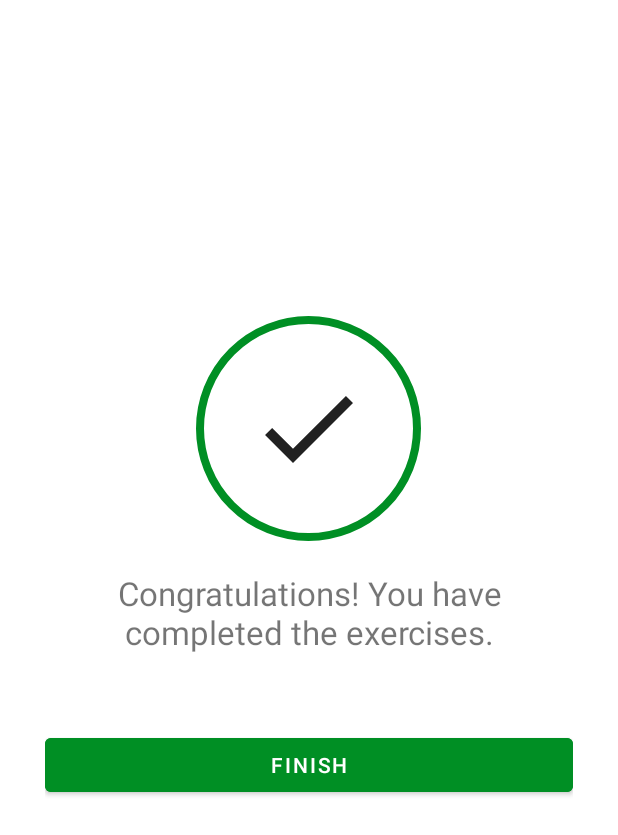
After one commit to sinhabiswajit/7MinuteWorkout, an Android app: the FinishActivity screen opened directly, with no data from a screen before it, on a phone screen of 412 x 824 dp. The commit adds this screen. Shown: the top 835 px of the screen. Run offline under Robolectric (Android 15) with nearby library versions, the phone set to English and light mode, and no system bars.

Commit message:
Added finish activity

```diff
--- /dev/null
+++ b/app/src/main/java/com/biswa/a7minuteworkout/FinishActivity.kt
@@ -0,0 +1,26 @@
+package com.biswa.a7minuteworkout
+
+import android.content.Intent
+import androidx.appcompat.app.AppCompatActivity
+import android.os.Bundle
+import com.biswa.a7minuteworkout.databinding.ActivityFinishBinding
+
+class FinishActivity : AppCompatActivity() {
+
+    private var binding : ActivityFinishBinding? = null
+    override fun onCreate(savedInstanceState: Bundle?) {
+        super.onCreate(savedInstanceState)
+        binding = ActivityFinishBinding.inflate(layoutInflater)
+        setContentView(binding?.root)
+
+        binding?.btnFinish?.setOnClickListener {
+            startActivity(Intent(this@FinishActivity, MainActivity::class.java))
+            finish()
+        }
+    }
+
+    override fun onDestroy() {
+        super.onDestroy()
+        binding = null
+    }
+}
--- /dev/null
+++ b/app/src/main/res/drawable/ic_vector_checkmark.xml
@@ -0,0 +1,5 @@
+<vector android:height="24dp" android:tint="#212121"
+    android:viewportHeight="24" android:viewportWidth="24"
+    android:width="24dp" xmlns:android="http://schemas.android.com/apk/res/android">
+    <path android:fillColor="@android:color/white" android:pathData="M9,16.17L4.83,12l-1.42,1.41L9,19 21,7l-1.41,-1.41z"/>
+</vector>
--- /dev/null
+++ b/app/src/main/res/layout/activity_finish.xml
@@ -0,0 +1,64 @@
+<?xml version="1.0" encoding="utf-8"?>
+<androidx.constraintlayout.widget.ConstraintLayout xmlns:android="http://schemas.android.com/apk/res/android"
+    xmlns:app="http://schemas.android.com/apk/res-auto"
+    xmlns:tools="http://schemas.android.com/tools"
+    android:layout_width="match_parent"
+    android:layout_height="match_parent"
+    android:padding="30dp"
+    tools:context=".FinishActivity">
+
+    <FrameLayout
+        android:id="@+id/fl_completed"
+        android:layout_width="150dp"
+        android:layout_height="150dp"
+        android:background="@drawable/item_circular_circle_accent_border"
+        app:layout_constraintBottom_toBottomOf="parent"
+        app:layout_constraintEnd_toEndOf="parent"
+        app:layout_constraintHorizontal_bias="0.498"
+        app:layout_constraintStart_toStartOf="parent"
+        app:layout_constraintTop_toTopOf="parent"
+        app:layout_constraintVertical_bias="0.294">
+
+        <ImageView
+            android:layout_width="80dp"
+            android:layout_height="80dp"
+            android:layout_gravity="center"
+            android:contentDescription="@string/image"
+            android:src="@drawable/ic_vector_checkmark" />
+
+    </FrameLayout>
+
+    <TextView
+        android:id="@+id/tvFinish"
+        android:layout_width="match_parent"
+        android:layout_height="wrap_content"
+        android:layout_marginTop="20dp"
+        android:text="Congratulations! You have completed the exercises."
+        android:textStyle="normal"
+        android:textSize="22sp"
+        android:gravity="center_horizontal|center_vertical"
+        app:layout_constraintTop_toBottomOf="@id/fl_completed"
+        app:layout_constraintStart_toStartOf="parent"
+        app:layout_constraintEnd_toEndOf="parent"
+
+        />
+
+    <Button
+        android:id="@+id/btn_finish"
+        android:layout_width="match_parent"
+        android:layout_height="wrap_content"
+        android:layout_marginTop="50dp"
+        android:backgroundTint="@color/color_accent"
+        android:text="Finish"
+        android:textColor="@color/white"
+        app:layout_constraintTop_toBottomOf="@id/tvFinish"
+        app:layout_constraintStart_toStartOf="parent"
+        app:layout_constraintEnd_toEndOf="parent"
+
+
+        />
+
+
+
+
+</androidx.constraintlayout.widget.ConstraintLayout>
--- a/app/src/main/res/layout/item_exercise_status.xml
+++ b/app/src/main/res/layout/item_exercise_status.xml
@@ -6,7 +6,7 @@
     android:layout_height="25dp"
     android:layout_width="25dp"
     android:layout_margin="1dp"
-    android:background="@drawable/item_cicular_color_grey_background"
+    android:background="@drawable/item_circular_color_grey_background"
     android:gravity="center"
     android:padding="3dp"
     android:textColor="#212121"
```
Also changed, not shown: app/src/main/AndroidManifest.xml (+7 -1 lines), app/src/main/java/com/biswa/a7minuteworkout/ExerciseActivity.kt (+15 -11 lines), app/src/main/java/com/biswa/a7minuteworkout/ExerciseStatusAdapter.kt (+20 -0 lines), app/src/main/res/drawable/item_circular_thin_color_accent_border.xml (added, +7 -0 lines), app/src/main/res/drawable/item_circular_color_grey_background.xml (renamed from app/src/main/res/drawable/item_cicular_color_grey_background.xml).
